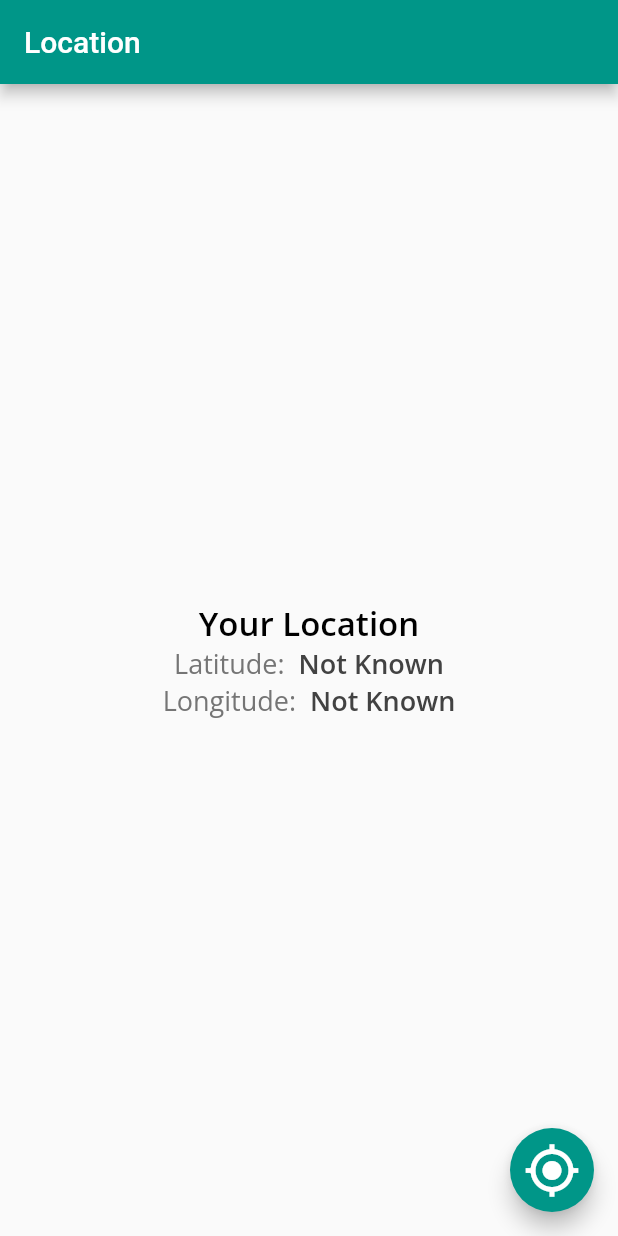
After one commit to gurlivleenkainth2000/FlutterUI, a Flutter app: the screen it shows after launch, after a tap on the "my location" icon, on a phone screen of 412 x 824 dp. The commit adds this screen. Run offline on Flutter 3.47's test engine with Material 2 defaults, Android fonts, the phone set to English and light mode, and no system bars; our stand-ins replace google_fonts, location; network calls fail.

Commit message:
Added new packages for firebase and fetching user location. Firebase Configuration done in flutter app. Latitude and Longitude of user location has been fetched by package LOCATION as well as new user permissions added in android manifest file.

```diff
--- a/lib/main.dart
+++ b/lib/main.dart
@@ -6,6 +6,7 @@ import 'package:flutter_ui_snippets/UI Practices/customTabBar.dart';
 import 'package:flutter_ui_snippets/UI Practices/bottomAppbarFAB.dart';          // bottom navigation bar with floating action button in center
 import 'package:flutter_ui_snippets/apiCallsPrograms/FetchingNews.dart';
 import 'package:flutter_ui_snippets/apiCallsPrograms/fetchingRestaurants.dart';
+import 'package:flutter_ui_snippets/practiceCodes/fetchingLocation.dart';
 import 'package:google_fonts/google_fonts.dart';
 
 void main() => runApp(MyApp());
@@ -17,8 +18,8 @@ class MyApp extends StatelessWidget {
     return MaterialApp(
       title: 'Flutter Demo',
       theme: ThemeData(
-        primarySwatch: Colors.blue,
-        primaryColor: Colors.amber,
+        primarySwatch: Colors.teal,
+        // primaryColor: Colors.amber,
         // brightness: Brightness.dark,
         // canvasColor: Colors.transparent,
         visualDensity: VisualDensity.adaptivePlatformDensity,
@@ -34,7 +35,7 @@ class MyApp extends StatelessWidget {
           )
         )
       ),
-      home: NewsListApp(),
+      home: UserAddressPage(),
     );
   }
 }
--- /dev/null
+++ b/lib/practiceCodes/fetchingLocation.dart
@@ -0,0 +1,106 @@
+// import 'dart:html';
+import 'package:flutter/material.dart';
+import 'package:location/location.dart';
+import 'package:google_fonts/google_fonts.dart';
+
+fetchCurrentLocation() async {
+  Location _location = new Location();
+  PermissionStatus _permissionStatus;
+  bool _serviceEnabled;
+
+  LocationData _locationData;
+  _serviceEnabled = await _location.serviceEnabled();
+  if (!_serviceEnabled) {
+    _serviceEnabled = await _location.requestService();
+    if(!_serviceEnabled) {
+      return;
+    }
+  }
+
+  if(_permissionStatus == PermissionStatus.denied) {
+    _permissionStatus = await _location.requestPermission();
+    if(_permissionStatus != PermissionStatus.granted) {
+      return;
+    }
+  }
+
+  _locationData = await _location.getLocation();
+  return _locationData;
+}
+
+class UserAddressPage extends StatefulWidget {
+  @override
+  _UserAddressPageState createState() => _UserAddressPageState();
+}
+
+class _UserAddressPageState extends State<UserAddressPage> {
+  LocationData locationData;
+  String longitude = "Not Known";
+  String latitude = "Not Known";
+
+  @override
+  Widget build(BuildContext context) {
+    return Scaffold(
+      appBar: AppBar(
+        title: Text("Location"),
+      ),
+      body: Center(
+        child: Column(
+          mainAxisAlignment: MainAxisAlignment.center,
+          children: [
+            Text('Your Location', style: Theme.of(context).textTheme.headline1,),
+            RichText(
+              text: TextSpan(
+              children: <TextSpan>[
+                TextSpan(
+                    text: 'Latitude: \t',
+                    style: GoogleFonts.openSans(fontSize: 18.0,color: Colors.grey[600],)
+                ),
+                TextSpan(
+                    text: latitude,
+                    style: GoogleFonts.openSans(
+                        fontSize: 18.0,
+                        fontWeight: FontWeight.w600,
+                        color: Colors.grey[800]
+                    )
+                ),
+              ]
+              ),
+            ),
+            RichText(
+              text: TextSpan(
+              children: <TextSpan>[
+                TextSpan(
+                    text: 'Longitude: \t',
+                    style: GoogleFonts.openSans(fontSize: 18.0,color: Colors.grey[600],)
+                ),
+                TextSpan(
+                    text: longitude,
+                    style: GoogleFonts.openSans(
+                        fontSize: 18.0,
+                        fontWeight: FontWeight.w600,
+                        color: Colors.grey[800]
+                    )
+                ),
+              ]
+              ),
+            ),
+          ],
+        )
+      ),
+      floatingActionButton: FloatingActionButton(
+        splashColor: Colors.teal[300],
+        child: Icon(Icons.my_location_sharp, size: 38,),
+        tooltip: 'Get Current Location',
+        onPressed: () async {
+          locationData = await fetchCurrentLocation();
+          print(">>> "+ locationData.toString());
+          setState(() {
+            longitude = locationData.longitude.toString();
+            latitude = locationData.latitude.toString();
+          });
+        },
+      ),
+    );
+  }
+}
--- a/pubspec.yaml
+++ b/pubspec.yaml
@@ -30,6 +30,12 @@ dependencies:
   cupertino_icons: ^1.0.0
   google_fonts: ^1.1.1
   http: ^0.12.2
+  firebase_core: ^0.5.3
+  firebase_auth: ^0.18.4+1
+  firebase_storage: ^5.2.0
+  cloud_firestore: ^0.14.4
+  geocoder: ^0.2.1
+  location: ^3.1.0
 
 dev_dependencies:
   flutter_test:
```
Also changed, not shown: pubspec.lock, 4 other files.
